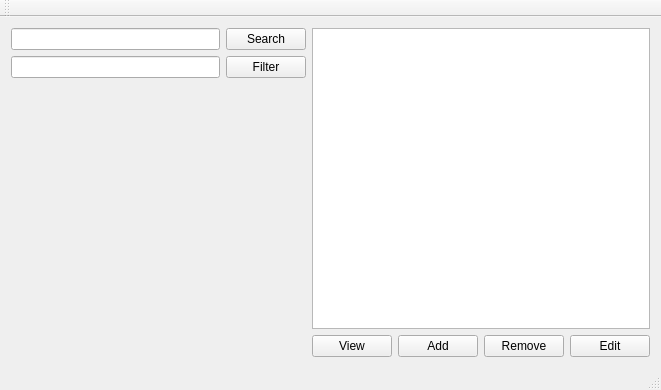
Before: the Qt Designer form Skil3/mainwindow.ui in AlexanderJosep/skil-3, drawn with Qt 5.
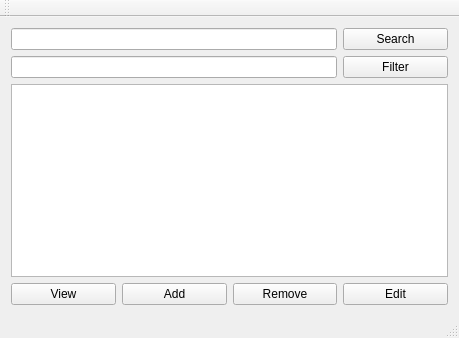
After: the same form once the commit is applied.

Diff of the .ui file:
```diff
--- a/Skil3/mainwindow.ui
+++ b/Skil3/mainwindow.ui
@@ -6,8 +6,8 @@
    <rect>
     <x>0</x>
     <y>0</y>
-    <width>661</width>
-    <height>390</height>
+    <width>459</width>
+    <height>338</height>
    </rect>
   </property>
   <property name="windowTitle">
@@ -15,10 +15,21 @@
   </property>
   <widget class="QWidget" name="centralWidget">
    <layout class="QGridLayout" name="gridLayout">
-    <item row="0" column="0">
-     <widget class="QLineEdit" name="lineSearch"/>
+    <item row="1" column="5">
+     <widget class="QPushButton" name="pushButton_6">
+      <property name="text">
+       <string>Filter</string>
+      </property>
+     </widget>
     </item>
-    <item row="0" column="2" rowspan="3" colspan="4">
+    <item row="0" column="5">
+     <widget class="QPushButton" name="pushButton_5">
+      <property name="text">
+       <string>Search</string>
+      </property>
+     </widget>
+    </item>
+    <item row="2" column="2" rowspan="3" colspan="4">
      <widget class="QTableView" name="tableViewPersons">
       <property name="editTriggers">
        <set>QAbstractItemView::NoEditTriggers</set>
@@ -34,51 +45,40 @@
       </attribute>
      </widget>
     </item>
-    <item row="0" column="1">
-     <widget class="QPushButton" name="pushButton_5">
-      <property name="text">
-       <string>Search</string>
-      </property>
-     </widget>
-    </item>
-    <item row="3" column="4">
+    <item row="5" column="4">
      <widget class="QPushButton" name="removePButton">
       <property name="text">
        <string>Remove</string>
       </property>
      </widget>
     </item>
-    <item row="3" column="3">
-     <widget class="QPushButton" name="addPButton">
-      <property name="text">
-       <string>Add</string>
-      </property>
-     </widget>
-    </item>
-    <item row="3" column="2">
+    <item row="5" column="2">
      <widget class="QPushButton" name="viewPButton">
       <property name="text">
        <string>View</string>
       </property>
      </widget>
     </item>
-    <item row="3" column="5">
+    <item row="5" column="5">
      <widget class="QPushButton" name="editPButton">
       <property name="text">
        <string>Edit</string>
       </property>
      </widget>
     </item>
-    <item row="1" column="0">
+    <item row="0" column="2" colspan="3">
+     <widget class="QLineEdit" name="lineSearch"/>
+    </item>
+    <item row="5" column="3">
+     <widget class="QPushButton" name="addPButton">
+      <property name="text">
+       <string>Add</string>
+      </property>
+     </widget>
+    </item>
+    <item row="1" column="2" colspan="3">
      <widget class="QLineEdit" name="lineFilter"/>
     </item>
-    <item row="1" column="1">
-     <widget class="QPushButton" name="pushButton_6">
-      <property name="text">
-       <string>Filter</string>
-      </property>
-     </widget>
-    </item>
    </layout>
   </widget>
   <widget class="QMenuBar" name="menuBar">
```
Left out of the diff: 4 changed lines with no effect on the pictures.
